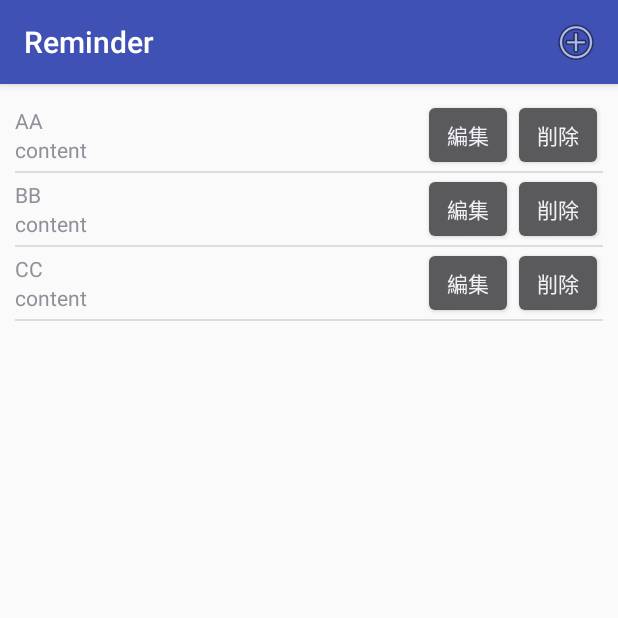
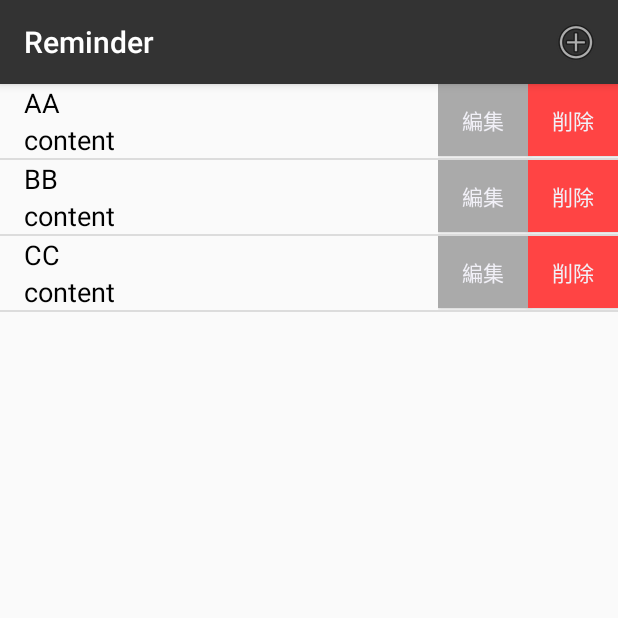
Before and after one commit to nttr-koide/reminder_android, an Android app: the screen it shows after launch (MainActivity), on a phone screen of 412 x 824 dp, the top half of it. Run offline under Robolectric (Android 15) with nearby library versions, the phone set to English and light mode, and no system bars.

Commit message:
レイアウト調整　画像配置

```diff
--- a/app/src/main/res/layout/activity_main.xml
+++ b/app/src/main/res/layout/activity_main.xml
@@ -10,8 +10,7 @@
         android:id="@+id/linearLayout"
         android:layout_width="match_parent"
         android:layout_height="match_parent"
-        android:orientation="vertical"
-        android:padding="10dp">
+        android:orientation="vertical">
 
         <!--- 押すと縮小するボタン -->
 
--- a/app/src/main/res/layout/row_item.xml
+++ b/app/src/main/res/layout/row_item.xml
@@ -1,32 +1,34 @@
 <?xml version="1.0" encoding="utf-8"?>
-<RelativeLayout xmlns:android="http://schemas.android.com/apk/res/android"
+
+<LinearLayout xmlns:android="http://schemas.android.com/apk/res/android"
+    xmlns:app="http://schemas.android.com/apk/res-auto"
     android:layout_width="match_parent"
     android:layout_height="wrap_content"
-    android:orientation="horizontal">
-
-    <LinearLayout
-        android:layout_width="match_parent"
-        android:layout_height="wrap_content"
-        android:gravity="left"
+    android:gravity="left|center"
     android:orientation="horizontal">
 
     <LinearLayout
         android:layout_width="wrap_content"
         android:layout_height="match_parent"
         android:gravity="left|center"
-            android:orientation="vertical">
+        android:orientation="vertical"
+        android:paddingLeft="16dp">
 
         <TextView
             android:id="@+id/text"
             android:layout_width="wrap_content"
             android:layout_height="wrap_content"
-                android:text="title" />
+            android:text="title"
+            android:textColor="#000000"
+            android:textSize="18sp" />
 
         <TextView
             android:id="@+id/textView"
             android:layout_width="wrap_content"
             android:layout_height="wrap_content"
-                android:text="content" />
+            android:text="content"
+            android:textColor="#000000"
+            android:textSize="18sp" />
     </LinearLayout>
 
     <LinearLayout
@@ -44,16 +46,17 @@
                 android:id="@+id/edit"
                 android:layout_width="60dp"
                 android:layout_height="wrap_content"
+                android:background="@android:color/darker_gray"
                 android:text="編集" />
 
             <Button
                 android:id="@+id/delete"
                 android:layout_width="60dp"
                 android:layout_height="wrap_content"
+                android:background="@android:color/holo_red_light"
                 android:text="削除" />
+
         </LinearLayout>
     </LinearLayout>
 
 </LinearLayout>
-
-</RelativeLayout>
--- a/app/src/main/res/menu/edit.xml
+++ b/app/src/main/res/menu/edit.xml
@@ -3,8 +3,9 @@
     xmlns:app="http://schemas.android.com/apk/res-auto">
     <item
         android:id="@+id/action_del"
-        android:icon="@android:drawable/ic_menu_delete"
+        android:icon="@android:drawable/ic_menu_save"
         android:orderInCategory="1"
         android:title="@string/action_delete"
+        android:visible="true"
         app:showAsAction="always" />
 </menu>
--- a/app/src/main/res/menu/main.xml
+++ b/app/src/main/res/menu/main.xml
@@ -5,6 +5,7 @@
     <item
         android:id="@+id/action_add"
         android:icon="@android:drawable/ic_menu_add"
+        android:iconTint="?attr/actionModeSplitBackground"
         android:orderInCategory="1"
         android:title="@string/action_add"
         app:showAsAction="always" />
--- a/app/src/main/res/values/colors.xml
+++ b/app/src/main/res/values/colors.xml
@@ -1,6 +1,6 @@
 <?xml version="1.0" encoding="utf-8"?>
 <resources>
-    <color name="colorPrimary">#3F51B5</color>
-    <color name="colorPrimaryDark">#303F9F</color>
-    <color name="colorAccent">#FF4081</color>
+    <color name="colorPrimary">#333333</color>
+    <color name="colorPrimaryDark">#000000</color>
+    <color name="colorAccent">#00000000</color>
 </resources>
```
Also changed, not shown: app/src/main/java/com/example/nttr/reminder/EditActivity.java (+82 -1 lines), app/src/main/java/com/example/nttr/reminder/MainActivity.java (+6 -3 lines), app/src/main/java/com/example/nttr/reminder/PlaySoundActivity.java (+8 -4 lines), app/src/main/res/layout/activity_edit.xml (+19 -2 lines), app/src/main/res/layout/activity_play_sound.xml (+4 -3 lines), app/src/main/res/mipmap-xxxhdpi/guiter.png (added). Lines whose indentation alone changed are shown as unchanged.
